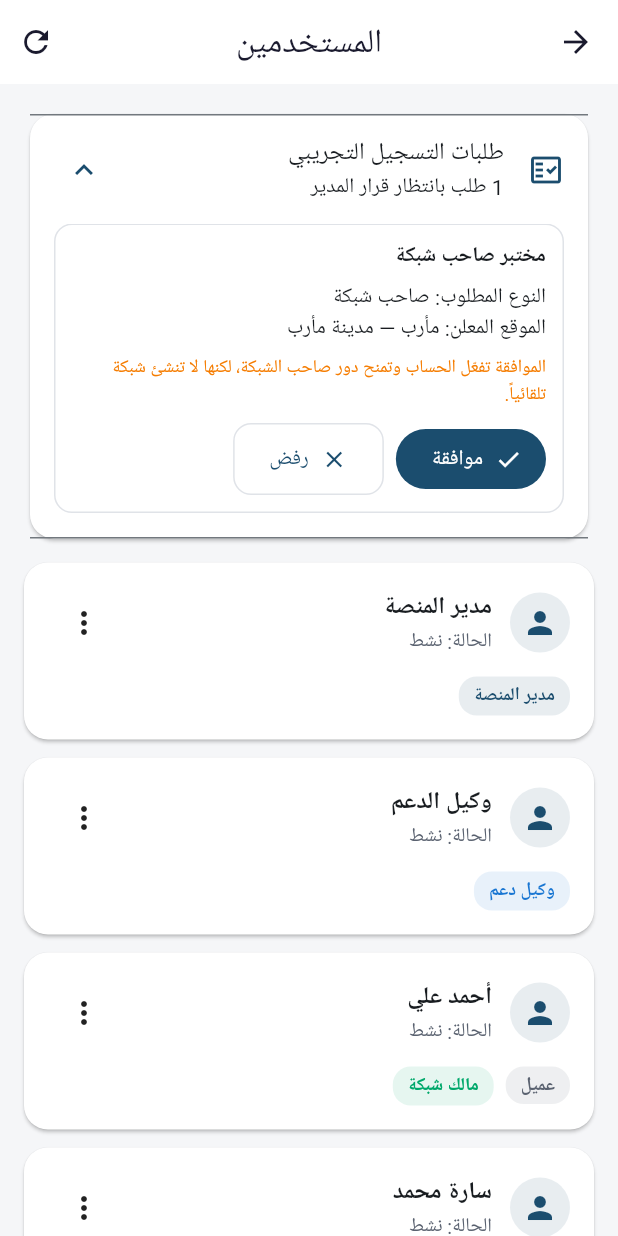
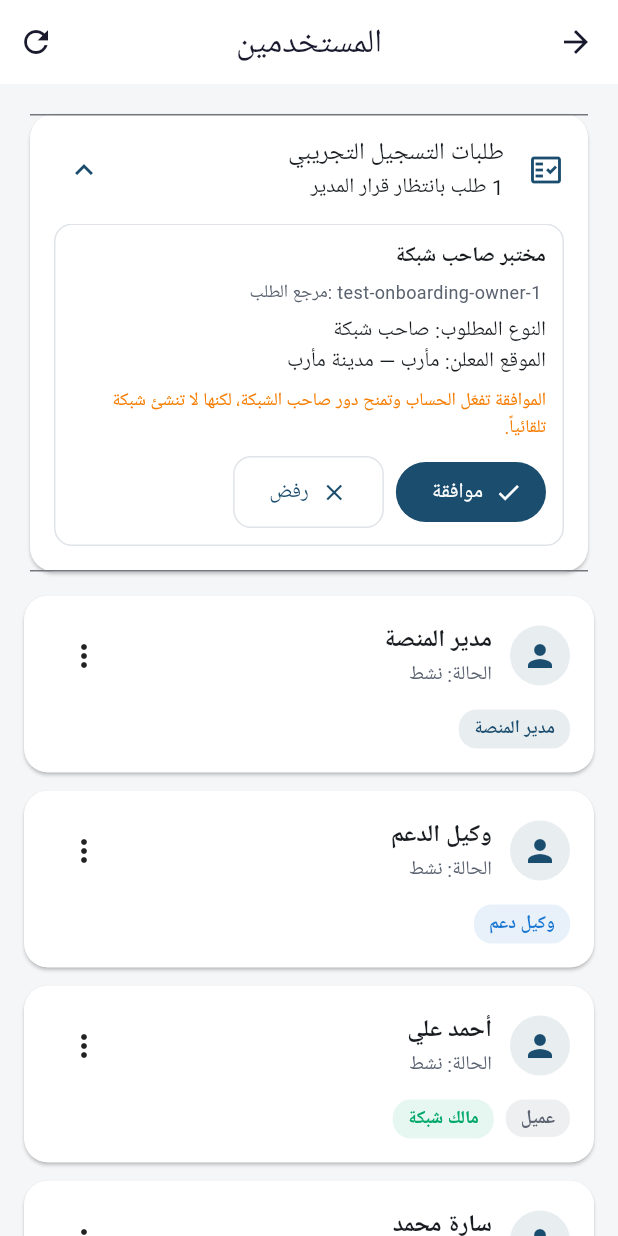
Before and after one commit to msorori-mh/NetYemen, a Flutter app: the AdminUsersScreen screen opened directly, after a tap on "طلبات التسجيل التجريبي", on a phone screen of 412 x 824 dp. Run offline on Flutter 3.47's test engine with Material 3 defaults, Android fonts, the phone set to English and light mode, and no system bars; our stand-ins replace firebase_core, firebase_messaging, flutter_riverpod, permission_handler, supabase_flutter; missing offline and left inert: unorm_dart, wifi_scan; accounts and stored records are empty; Roboto replaces fonts that are missing (Segoe UI).

Commit message:
fix(admin): expose onboarding review reference

```diff
--- a/lib/features/admin/presentation/admin_users_screen.dart
+++ b/lib/features/admin/presentation/admin_users_screen.dart
@@ -159,6 +159,16 @@ class _TestOnboardingCard extends ConsumerWidget {
               Text(
                 application.displayName,
                 style: const TextStyle(fontWeight: FontWeight.bold),
+              ),
+              const SizedBox(height: 4),
+              SelectableText(
+                'مرجع الطلب: ${application.id}',
+                key: Key('test-onboarding-reference-${application.id}'),
+                textDirection: TextDirection.ltr,
+                style: const TextStyle(
+                  color: AppTheme.textSecondary,
+                  fontSize: 12,
+                ),
               ),
               const SizedBox(height: 6),
               Text(
```
